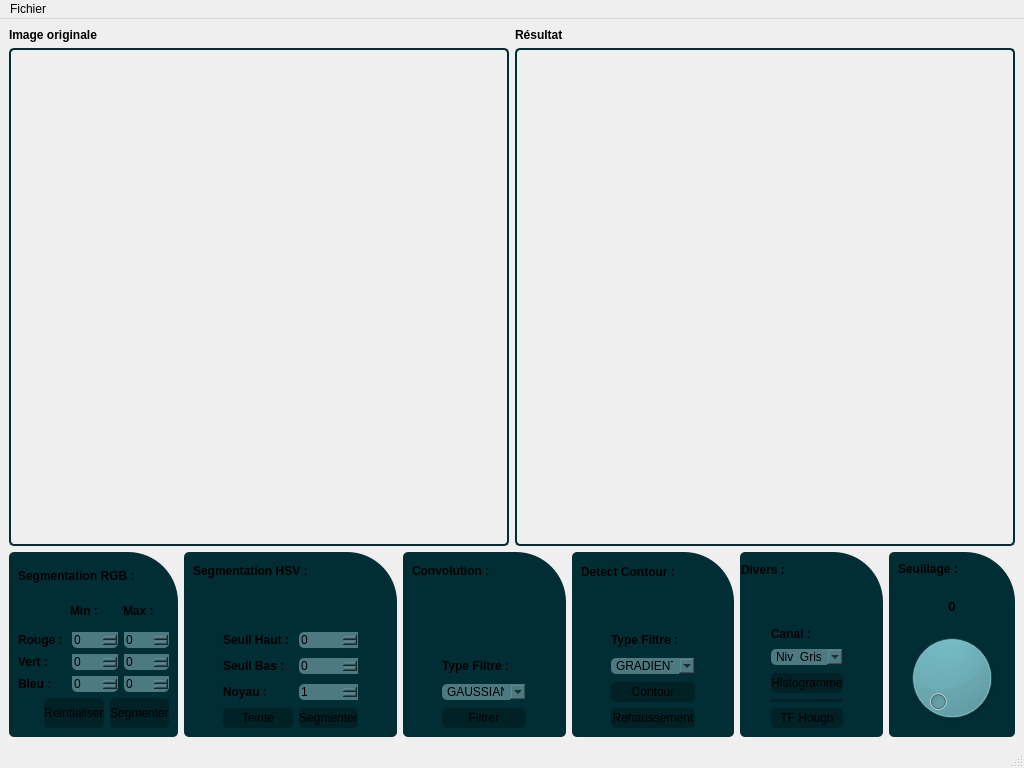
Qt form Facility/processingwindow.ui (etsi-kekeli/gestion_bibliotheque_image) before a commit.
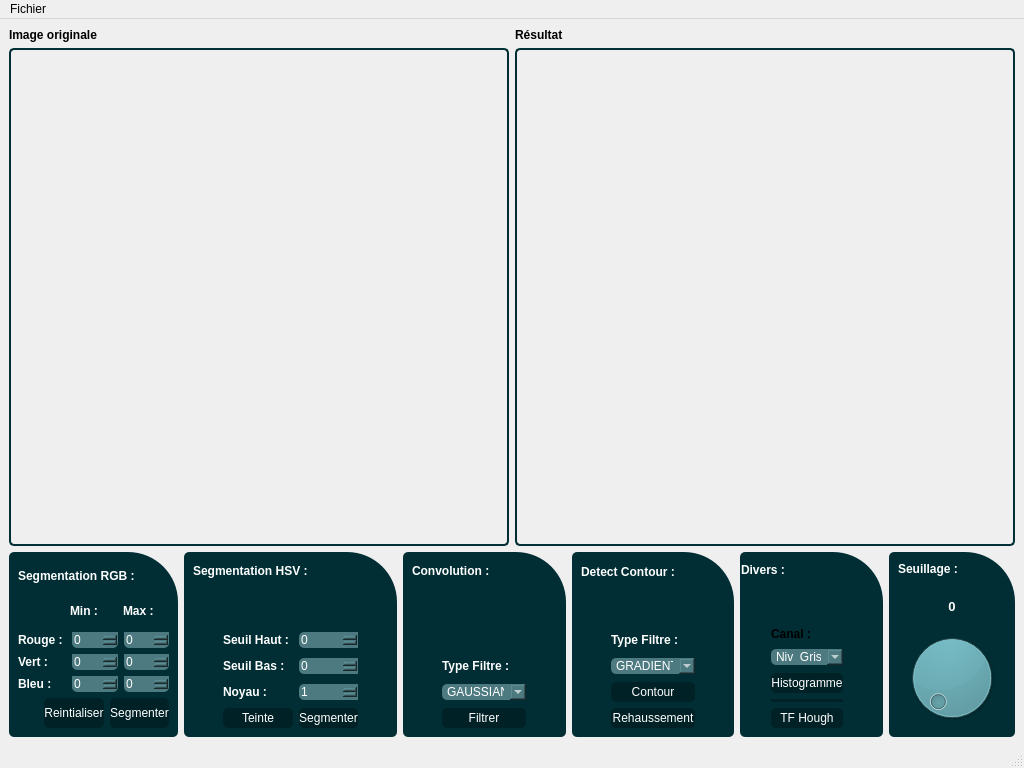
The same form after that commit. Icons and pictures are not drawn.

The edit to the form file:
```diff
--- a/Facility/processingwindow.ui
+++ b/Facility/processingwindow.ui
@@ -131,6 +131,9 @@
             <layout class="QHBoxLayout" name="horizontalLayout_4">
              <item>
               <widget class="QLabel" name="label_3">
+               <property name="styleSheet">
+                <string notr="true">color:white;</string>
+               </property>
                <property name="text">
                 <string>&lt;html&gt;&lt;head/&gt;&lt;body&gt;&lt;p&gt;&lt;span style=&quot; font-weight:700;&quot;&gt;Segmentation RGB : &lt;/span&gt;&lt;/p&gt;&lt;/body&gt;&lt;/html&gt;</string>
                </property>
@@ -169,6 +172,9 @@
              </item>
              <item>
               <widget class="QLabel" name="label_4">
+               <property name="styleSheet">
+                <string notr="true">color:white;</string>
+               </property>
                <property name="text">
                 <string>&lt;html&gt;&lt;head/&gt;&lt;body&gt;&lt;p&gt;&lt;span style=&quot; font-size:9pt; font-weight:700;&quot;&gt;Min : &lt;/span&gt;&lt;/p&gt;&lt;/body&gt;&lt;/html&gt;</string>
                </property>
@@ -176,6 +182,9 @@
              </item>
              <item>
               <widget class="QLabel" name="label_5">
+               <property name="styleSheet">
+                <string notr="true">color:white;</string>
+               </property>
                <property name="text">
                 <string>&lt;html&gt;&lt;head/&gt;&lt;body&gt;&lt;p&gt;&lt;span style=&quot; font-size:9pt; font-weight:700;&quot;&gt;Max : &lt;/span&gt;&lt;/p&gt;&lt;/body&gt;&lt;/html&gt;</string>
                </property>
@@ -187,6 +196,9 @@
             <layout class="QGridLayout" name="gridLayout_2">
              <item row="0" column="0">
               <widget class="QLabel" name="label_6">
+               <property name="styleSheet">
+                <string notr="true">color:white;</string>
+               </property>
                <property name="text">
                 <string>&lt;html&gt;&lt;head/&gt;&lt;body&gt;&lt;p&gt;&lt;span style=&quot; font-size:9pt; font-weight:700;&quot;&gt;Rouge : &lt;/span&gt;&lt;/p&gt;&lt;/body&gt;&lt;/html&gt;</string>
                </property>
@@ -195,7 +207,8 @@
              <item row="2" column="2">
               <widget class="QSpinBox" name="SeuilMaxBVal">
                <property name="styleSheet">
-                <string notr="true">background-color: rgb(77, 122, 128);</string>
+                <string notr="true">background-color: rgb(77, 122, 128);
+color:white;</string>
                </property>
                <property name="maximum">
                 <number>255</number>
@@ -204,6 +217,9 @@
              </item>
              <item row="2" column="0">
               <widget class="QLabel" name="label_8">
+               <property name="styleSheet">
+                <string notr="true">color:white;</string>
+               </property>
                <property name="text">
                 <string>&lt;html&gt;&lt;head/&gt;&lt;body&gt;&lt;p&gt;&lt;span style=&quot; font-size:9pt; font-weight:700;&quot;&gt;Bleu : &lt;/span&gt;&lt;/p&gt;&lt;/body&gt;&lt;/html&gt;</string>
                </property>
@@ -212,7 +228,8 @@
              <item row="1" column="1">
               <widget class="QSpinBox" name="SeuilMinVVal">
                <property name="styleSheet">
-                <string notr="true">background-color: rgb(77, 122, 128);</string>
+                <string notr="true">background-color: rgb(77, 122, 128);
+color:white;</string>
                </property>
                <property name="maximum">
                 <number>255</number>
@@ -222,7 +239,8 @@
              <item row="2" column="1">
               <widget class="QSpinBox" name="SeuilMinBVal">
                <property name="styleSheet">
-                <string notr="true">background-color: rgb(77, 122, 128);</string>
+                <string notr="true">background-color: rgb(77, 122, 128);
+color:white;</string>
                </property>
                <property name="maximum">
                 <number>255</number>
@@ -231,6 +249,9 @@
              </item>
              <item row="1" column="0">
               <widget class="QLabel" name="label_7">
+               <property name="styleSheet">
+                <string notr="true">color:white;</string>
+               </property>
                <property name="text">
                 <string>&lt;html&gt;&lt;head/&gt;&lt;body&gt;&lt;p&gt;&lt;span style=&quot; font-size:9pt; font-weight:700;&quot;&gt;Vert : &lt;/span&gt;&lt;/p&gt;&lt;/body&gt;&lt;/html&gt;</string>
                </property>
@@ -239,7 +260,8 @@
              <item row="0" column="2">
               <widget class="QSpinBox" name="SeuilMaxRVal">
                <property name="styleSheet">
-                <string notr="true">background-color: rgb(77, 122, 128);</string>
+                <string notr="true">background-color: rgb(77, 122, 128);
+color:white;</string>
                </property>
                <property name="maximum">
                 <number>255</number>
@@ -255,7 +277,8 @@
              <item row="1" column="2">
               <widget class="QSpinBox" name="SeuilMaxVVal">
                <property name="styleSheet">
-                <string notr="true">background-color: rgb(77, 122, 128);</string>
+                <string notr="true">background-color: rgb(77, 122, 128);
+color:white;</string>
                </property>
                <property name="maximum">
                 <number>255</number>
@@ -265,7 +288,8 @@
              <item row="0" column="1">
               <widget class="QSpinBox" name="SeuilMinRVal">
                <property name="styleSheet">
-                <string notr="true">background-color: rgb(77, 122, 128);</string>
+                <string notr="true">background-color: rgb(77, 122, 128);
+color:white;</string>
                </property>
                <property name="maximum">
                 <number>255</number>
@@ -294,7 +318,8 @@
                <property name="styleSheet">
                 <string notr="true">background-color: rgb(0, 33, 37);
 border-radius:5px;
-font: 700 10pt &quot;Ubuntu&quot;;</string>
+font: 700 10pt &quot;Ubuntu&quot;;
+color:white;</string>
                </property>
                <property name="text">
                 <string>Reintialiser</string>
@@ -312,7 +337,8 @@
                <property name="styleSheet">
                 <string notr="true">background-color: rgb(0, 33, 37);
 border-radius:5px;
-font: 700 10pt &quot;Ubuntu&quot;;</string>
+font: 700 10pt &quot;Ubuntu&quot;;
+color:white;</string>
                </property>
                <property name="text">
                 <string>Segmenter</string>
@@ -336,6 +362,9 @@
             <layout class="QHBoxLayout" name="horizontalLayout_14">
              <item>
               <widget class="QLabel" name="label_15">
+               <property name="styleSheet">
+                <string notr="true">color:white;</string>
+               </property>
                <property name="text">
                 <string>&lt;html&gt;&lt;head/&gt;&lt;body&gt;&lt;p&gt;&lt;span style=&quot; font-weight:700;&quot;&gt;Segmentation HSV :&lt;/span&gt;&lt;/p&gt;&lt;/body&gt;&lt;/html&gt;</string>
                </property>
@@ -380,7 +409,8 @@
              <item row="1" column="2">
               <widget class="QSpinBox" name="SeuilMinHSV">
                <property name="styleSheet">
-                <string notr="true">background-color: rgb(77, 122, 128);</string>
+                <string notr="true">background-color: rgb(77, 122, 128);
+color:white;</string>
                </property>
                <property name="maximum">
                 <number>360</number>
@@ -390,7 +420,8 @@
              <item row="0" column="2">
               <widget class="QSpinBox" name="SeuilMaxHSV">
                <property name="styleSheet">
-                <string notr="true">background-color: rgb(77, 122, 128);</string>
+                <string notr="true">background-color: rgb(77, 122, 128);
+color:white;</string>
                </property>
                <property name="maximum">
                 <number>360</number>
@@ -495,6 +526,9 @@
              </item>
              <item row="1" column="1">
               <widget class="QLabel" name="label_17">
+               <property name="styleSheet">
+                <string notr="true">color:white;</string>
+               </property>
                <property name="text">
                 <string>&lt;html&gt;&lt;head/&gt;&lt;body&gt;&lt;p&gt;&lt;span style=&quot; font-size:9pt; font-weight:700;&quot;&gt;Seuil Bas : &lt;/span&gt;&lt;/p&gt;&lt;/body&gt;&lt;/html&gt;
 </string>
@@ -503,6 +537,9 @@
              </item>
              <item row="0" column="1">
               <widget class="QLabel" name="label_16">
+               <property name="styleSheet">
+                <string notr="true">color:white;</string>
+               </property>
                <property name="text">
                 <string>&lt;html&gt;&lt;head/&gt;&lt;body&gt;&lt;p&gt;&lt;span style=&quot; font-size:9pt; font-weight:700;&quot;&gt;Seuil Haut : &lt;/span&gt;&lt;/p&gt;&lt;/body&gt;&lt;/html&gt;
 </string>
@@ -520,7 +557,8 @@
                <property name="styleSheet">
                 <string notr="true">background-color: rgb(0, 33, 37);
 border-radius:5px;
-font: 700 10pt &quot;Ubuntu&quot;;</string>
+font: 700 10pt &quot;Ubuntu&quot;;
+color:white;</string>
                </property>
                <property name="text">
                 <string>Segmenter</string>
@@ -530,7 +568,8 @@
              <item row="2" column="2">
               <widget class="QSpinBox" name="tailleNoyau">
                <property name="styleSheet">
-                <string notr="true">background-color: rgb(77, 122, 128);</string>
+                <string notr="true">background-color: rgb(77, 122, 128);
+color:white;</string>
                </property>
                <property name="minimum">
                 <number>1</number>
@@ -542,6 +581,9 @@
              </item>
              <item row="2" column="1">
               <widget class="QLabel" name="label_18">
+               <property name="styleSheet">
+                <string notr="true">color:white;</string>
+               </property>
                <property name="text">
                 <string>&lt;html&gt;&lt;head/&gt;&lt;body&gt;&lt;p&gt;&lt;span style=&quot; font-size:9pt; font-weight:700;&quot;&gt;Noyau : &lt;/span&gt;&lt;/p&gt;&lt;/body&gt;&lt;/html&gt;
 </string>
@@ -591,7 +633,8 @@
                <property name="styleSheet">
                 <string notr="true">background-color: rgb(0, 33, 37);
 border-radius:5px;
-font: 700 10pt &quot;Ubuntu&quot;;</string>
+font: 700 10pt &quot;Ubuntu&quot;;
+color:white;</string>
                </property>
                <property name="text">
                 <string>Teinte</string>
@@ -615,6 +658,9 @@
             <layout class="QHBoxLayout" name="horizontalLayout_15">
              <item>
               <widget class="QLabel" name="label_10">
+               <property name="styleSheet">
+                <string notr="true">color:white;</string>
+               </property>
                <property name="text">
                 <string>&lt;html&gt;&lt;head/&gt;&lt;body&gt;&lt;p&gt;&lt;span style=&quot; font-weight:700;&quot;&gt;Convolution : &lt;/span&gt;&lt;/p&gt;&lt;/body&gt;&lt;/html&gt;</string>
                </property>
@@ -659,7 +705,8 @@
              <item row="1" column="1">
               <widget class="QComboBox" name="convComboBox">
                <property name="styleSheet">
-                <string notr="true">background-color: rgb(77, 122, 128);</string>
+                <string notr="true">background-color: rgb(77, 122, 128);
+color:white;</string>
                </property>
                <item>
                 <property name="text">
@@ -715,7 +762,8 @@
                <property name="styleSheet">
                 <string notr="true">background-color: rgb(0, 33, 37);
 border-radius:5px;
-font: 700 10pt &quot;Ubuntu&quot;;</string>
+font: 700 10pt &quot;Ubuntu&quot;;
+color:white;</string>
                </property>
                <property name="text">
                 <string>Filtrer</string>
@@ -724,6 +772,9 @@
              </item>
              <item row="0" column="1">
               <widget class="QLabel" name="label_9">
+               <property name="styleSheet">
+                <string notr="true">color:white;</string>
+               </property>
                <property name="text">
                 <string>&lt;html&gt;&lt;head/&gt;&lt;body&gt;&lt;p&gt;&lt;span style=&quot; font-size:9pt; font-weight:700;&quot;&gt;Type Filtre : &lt;/span&gt;&lt;/p&gt;&lt;/body&gt;&lt;/html&gt;
 </string>
@@ -827,6 +878,9 @@
             <layout class="QHBoxLayout" name="horizontalLayout_16">
              <item>
               <widget class="QLabel" name="label_11">
+               <property name="styleSheet">
+                <string notr="true">color:white;</string>
+               </property>
                <property name="text">
                 <string>&lt;html&gt;&lt;head/&gt;&lt;body&gt;&lt;p&gt;&lt;span style=&quot; font-weight:700;&quot;&gt;Detect Contour : &lt;/span&gt;&lt;/p&gt;&lt;/body&gt;&lt;/html&gt;</string>
                </property>
@@ -879,7 +933,8 @@
                <property name="styleSheet">
                 <string notr="true">background-color: rgb(0, 33, 37);
 border-radius:5px;
-font: 700 10pt &quot;Ubuntu&quot;;</string>
+font: 700 10pt &quot;Ubuntu&quot;;
+color:white;</string>
                </property>
                <property name="text">
                 <string>Contour</string>
@@ -953,7 +1008,8 @@
              <item row="1" column="1">
               <widget class="QComboBox" name="contourComboBox">
                <property name="styleSheet">
-                <string notr="true">background-color: rgb(77, 122, 128);</string>
+                <string notr="true">background-color: rgb(77, 122, 128);
+color:white;</string>
                </property>
                <item>
                 <property name="text">
@@ -969,6 +1025,9 @@
              </item>
              <item row="0" column="1">
               <widget class="QLabel" name="label_12">
+               <property name="styleSheet">
+                <string notr="true">color:white;</string>
+               </property>
                <property name="text">
                 <string>&lt;html&gt;&lt;head/&gt;&lt;body&gt;&lt;p&gt;&lt;span style=&quot; font-size:9pt; font-weight:700;&quot;&gt;Type Filtre : &lt;/span&gt;&lt;/p&gt;&lt;/body&gt;&lt;/html&gt;
 </string>
@@ -1018,7 +1077,8 @@
                <property name="styleSheet">
                 <string notr="true">background-color: rgb(0, 33, 37);
 border-radius:5px;
-font: 700 10pt &quot;Ubuntu&quot;;</string>
+font: 700 10pt &quot;Ubuntu&quot;;
+color:white;</string>
                </property>
                <property name="text">
                 <string>Rehaussement</string>
@@ -1089,7 +1149,8 @@
                <property name="styleSheet">
                 <string notr="true">background-color: rgb(0, 33, 37);
 border-radius:5px;
-font: 700 10pt &quot;Ubuntu&quot;;</string>
+font: 700 10pt &quot;Ubuntu&quot;;
+color:white;</string>
                </property>
                <property name="text">
                 <string>TF Hough</string>
@@ -1142,7 +1203,8 @@
              <item row="1" column="1">
               <widget class="QComboBox" name="histogramComboBox">
                <property name="styleSheet">
-                <string notr="true">background-color: rgb(77, 122, 128);</string>
+                <string notr="true">background-color: rgb(77, 122, 128);
+color:white;</string>
                </property>
                <item>
                 <property name="text">
@@ -1249,7 +1311,8 @@
                <property name="styleSheet">
                 <string notr="true">background-color: rgb(0, 33, 37);
 border-radius:5px;
-font: 700 10pt &quot;Ubuntu&quot;;</string>
+font: 700 10pt &quot;Ubuntu&quot;;
+color:white;</string>
                </property>
                <property name="text">
                 <string>Histogramme</string>
@@ -1284,6 +1347,9 @@
                  <verstretch>0</verstretch>
                 </sizepolicy>
                </property>
+               <property name="styleSheet">
+                <string notr="true">color:white;</string>
+               </property>
                <property name="text">
                 <string>&lt;html&gt;&lt;head/&gt;&lt;body&gt;&lt;p&gt;&lt;span style=&quot; font-weight:700;&quot;&gt;Divers : &lt;/span&gt;&lt;/p&gt;&lt;/body&gt;&lt;/html&gt;</string>
                </property>
@@ -1334,6 +1400,9 @@
             <layout class="QHBoxLayout" name="horizontalLayout_18">
              <item>
               <widget class="QLabel" name="label_13">
+               <property name="styleSheet">
+                <string notr="true">color:white;</string>
+               </property>
                <property name="text">
                 <string>&lt;html&gt;&lt;head/&gt;&lt;body&gt;&lt;p&gt;&lt;span style=&quot; font-weight:700;&quot;&gt;Seuillage : &lt;/span&gt;&lt;/p&gt;&lt;/body&gt;&lt;/html&gt;</string>
                </property>
@@ -1385,6 +1454,9 @@
                  <kerning>true</kerning>
                 </font>
                </property>
+               <property name="styleSheet">
+                <string notr="true">color:white;</string>
+               </property>
                <property name="frameShape">
                 <enum>QFrame::Shape::Panel</enum>
                </property>
```
